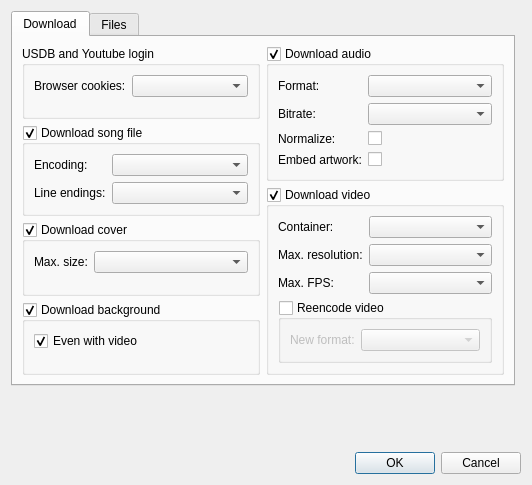
bohning/usdb_syncer, file src/usdb_syncer/gui/forms/SettingsDialog.ui: the form before one commit.
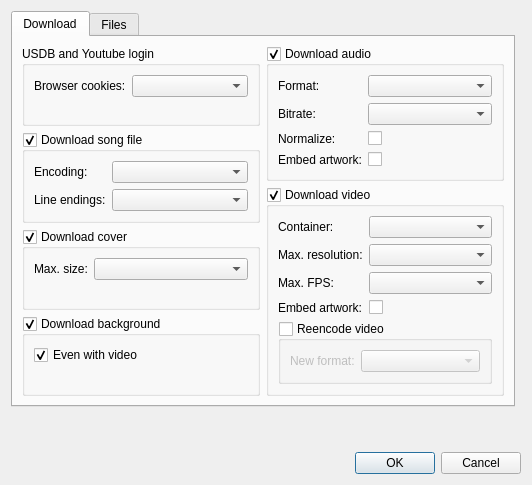
The form after the commit.

Commit message: Write tags (and artwork, if selected) also to the video file (mp4 only).

Diff of the .ui file:
```diff
--- a/src/usdb_syncer/gui/forms/SettingsDialog.ui
+++ b/src/usdb_syncer/gui/forms/SettingsDialog.ui
@@ -24,7 +24,20 @@
      </property>
     </widget>
    </item>
-   <item row="0" column="0">
+   <item row="2" column="0">
+    <spacer name="verticalSpacer_2">
+     <property name="orientation">
+      <enum>Qt::Orientation::Vertical</enum>
+     </property>
+     <property name="sizeHint" stdset="0">
+      <size>
+       <width>20</width>
+       <height>40</height>
+      </size>
+     </property>
+    </spacer>
+   </item>
+   <item row="0" column="0" rowspan="2">
     <widget class="QTabWidget" name="tabWidget">
      <property name="currentIndex">
       <number>0</number>
@@ -357,7 +370,7 @@
               </property>
              </widget>
             </item>
-            <item row="3" column="0" colspan="2">
+            <item row="4" column="0" colspan="2">
              <widget class="QGroupBox" name="groupBox_reencode_video">
               <property name="sizePolicy">
                <sizepolicy hsizetype="Preferred" vsizetype="Preferred">
@@ -401,6 +414,20 @@
               </layout>
              </widget>
             </item>
+            <item row="3" column="0">
+             <widget class="QLabel" name="label_video_embed_artwork">
+              <property name="text">
+               <string>Embed artwork:</string>
+              </property>
+             </widget>
+            </item>
+            <item row="3" column="1">
+             <widget class="QCheckBox" name="checkBox_video_embed_artwork">
+              <property name="text">
+               <string/>
+              </property>
+             </widget>
+            </item>
            </layout>
           </widget>
          </item>
```
Left out of the diff: 13 changed lines with no effect on the pictures. The commit also changes 5 other files.
